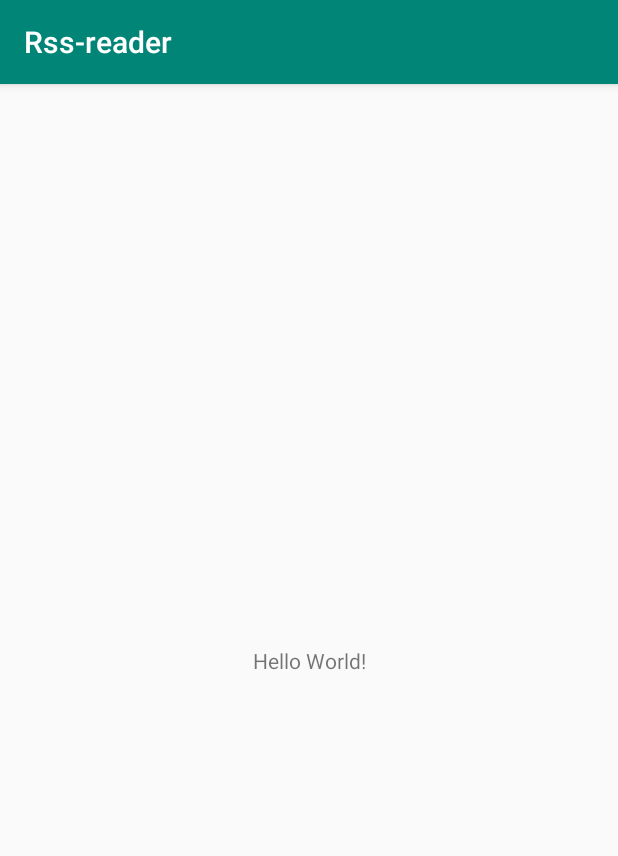
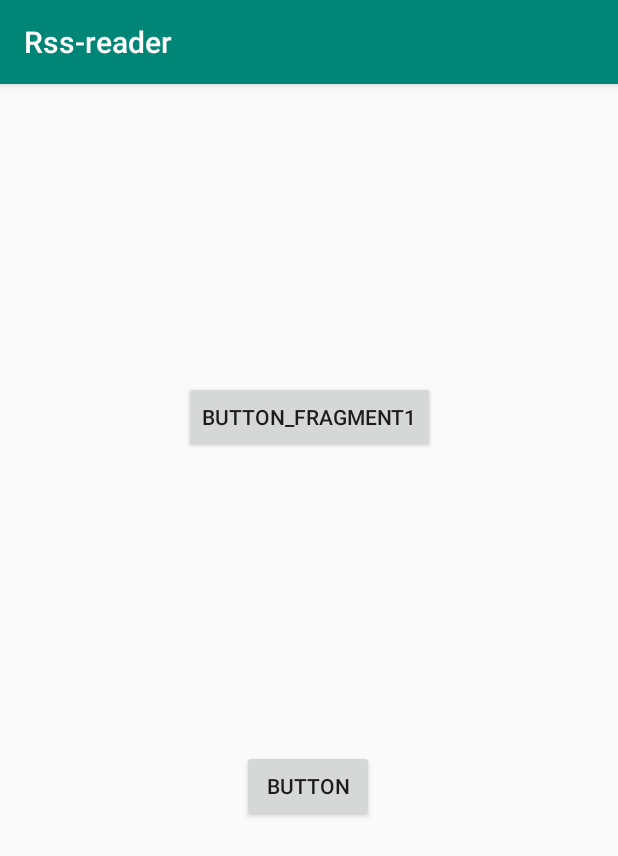
Before and after one commit to JaroslawJaniak/jaroslaw-rss-reader, an Android app: the screen it shows after launch (MainActivity), on a phone screen of 412 x 824 dp. Shown: the top 856 px of the screen. Run offline under Robolectric (Android 15) with nearby library versions, the phone set to English and light mode, and no system bars.

Commit message:
commit_2

```diff
--- a/app/src/main/AndroidManifest.xml
+++ b/app/src/main/AndroidManifest.xml
@@ -1,6 +1,8 @@
 <?xml version="1.0" encoding="utf-8"?>
 <manifest xmlns:android="http://schemas.android.com/apk/res/android"
           package="pl.mobileappacademy.rssreader">
+
+    <uses-permission android:name="android.permission.INTERNET"/>
 
     <application
             android:allowBackup="true"
--- a/app/src/main/java/pl/mobileappacademy/rssreader/MainActivity.kt
+++ b/app/src/main/java/pl/mobileappacademy/rssreader/MainActivity.kt
@@ -1,13 +1,14 @@
 package pl.mobileappacademy.rssreader
 
-import android.support.v7.app.AppCompatActivity
+
 import android.os.Bundle
+import androidx.appcompat.app.AppCompatActivity
 
 class MainActivity : AppCompatActivity() {
 
     override fun onCreate(savedInstanceState: Bundle?) {
         super.onCreate(savedInstanceState)
         setContentView(R.layout.activity_main)
-        //test
+
     }
 }
--- a/app/src/main/java/pl/mobileappacademy/rssreader/fragments/BlankFragment1ViewModel.kt
+++ b/app/src/main/java/pl/mobileappacademy/rssreader/fragments/BlankFragment1ViewModel.kt
@@ -1,4 +1,4 @@
-package pl.mobileappacademy.rssreader.Fragments
+package pl.mobileappacademy.rssreader.fragments
 
 import androidx.lifecycle.ViewModel;
 
--- a/app/src/main/java/pl/mobileappacademy/rssreader/fragments/BlankFragment2ViewModel.kt
+++ b/app/src/main/java/pl/mobileappacademy/rssreader/fragments/BlankFragment2ViewModel.kt
@@ -1,4 +1,4 @@
-package pl.mobileappacademy.rssreader.Fragments
+package pl.mobileappacademy.rssreader.fragments
 
 import androidx.lifecycle.ViewModel;
 
--- a/app/src/main/java/pl/mobileappacademy/rssreader/fragments/BlankFragment_1.kt
+++ b/app/src/main/java/pl/mobileappacademy/rssreader/fragments/BlankFragment_1.kt
@@ -1,4 +1,4 @@
-package pl.mobileappacademy.rssreader.Fragments
+package pl.mobileappacademy.rssreader.fragments
 
 import androidx.lifecycle.ViewModelProviders
 import android.os.Bundle
@@ -6,10 +6,14 @@ import androidx.fragment.app.Fragment
 import android.view.LayoutInflater
 import android.view.View
 import android.view.ViewGroup
+import androidx.navigation.Navigation
+import androidx.navigation.fragment.findNavController
+import kotlinx.android.synthetic.main.blank_fragment_1_fragment.*
 
 import pl.mobileappacademy.rssreader.R
 
 class BlankFragment_1 : Fragment() {
+
 
     companion object {
         fun newInstance() = BlankFragment_1()
@@ -21,6 +25,7 @@ class BlankFragment_1 : Fragment() {
         inflater: LayoutInflater, container: ViewGroup?,
         savedInstanceState: Bundle?
     ): View? {
+
         return inflater.inflate(R.layout.blank_fragment_1_fragment, container, false)
     }
 
@@ -28,6 +33,13 @@ class BlankFragment_1 : Fragment() {
         super.onActivityCreated(savedInstanceState)
         viewModel = ViewModelProviders.of(this).get(BlankFragment1ViewModel::class.java)
         // TODO: Use the ViewModel
+
+        button3.setOnClickListener(Navigation.createNavigateOnClickListener(R.id.blankFragment2, null))
+
+        button1.setOnClickListener {
+            findNavController().navigate(R.id.blankFragment2)
+        }
+
     }
 
 }
--- a/app/src/main/res/layout/activity_main.xml
+++ b/app/src/main/res/layout/activity_main.xml
@@ -1,5 +1,5 @@
 <?xml version="1.0" encoding="utf-8"?>
-<android.support.constraint.ConstraintLayout
+<androidx.constraintlayout.widget.ConstraintLayout
         xmlns:android="http://schemas.android.com/apk/res/android"
         xmlns:tools="http://schemas.android.com/tools"
         xmlns:app="http://schemas.android.com/apk/res-auto"
@@ -7,13 +7,19 @@
         android:layout_height="match_parent"
         tools:context=".MainActivity">
 
-    <TextView
-            android:layout_width="wrap_content"
-            android:layout_height="wrap_content"
-            android:text="Hello World!"
-            app:layout_constraintBottom_toBottomOf="parent"
+    <fragment
+            android:id="@+id/nav_host_fragment"
+            android:name="androidx.navigation.fragment.NavHostFragment"
+            android:layout_width="0dp"
+            android:layout_height="0dp"
             app:layout_constraintLeft_toLeftOf="parent"
             app:layout_constraintRight_toRightOf="parent"
-            app:layout_constraintTop_toTopOf="parent"/>
+            app:layout_constraintTop_toTopOf="parent"
+            app:layout_constraintBottom_toBottomOf="parent"
 
-</android.support.constraint.ConstraintLayout>
+            app:defaultNavHost="true"
+            app:navGraph="@navigation/nav_graph" />
+
+
+
+</androidx.constraintlayout.widget.ConstraintLayout>
--- a/app/src/main/res/layout/blank_fragment_1_fragment.xml
+++ b/app/src/main/res/layout/blank_fragment_1_fragment.xml
@@ -1,14 +1,28 @@
 <?xml version="1.0" encoding="utf-8"?>
-<FrameLayout
+<androidx.constraintlayout.widget.ConstraintLayout
         xmlns:android="http://schemas.android.com/apk/res/android"
-        xmlns:tools="http://schemas.android.com/tools"
+        xmlns:app="http://schemas.android.com/apk/res-auto" xmlns:tools="http://schemas.android.com/tools"
         android:layout_width="match_parent"
         android:layout_height="match_parent"
-        tools:context=".Fragments.BlankFragment_1">
+        tools:context=".fragments.BlankFragment_1">
 
-    <TextView
-            android:layout_width="match_parent"
-            android:layout_height="match_parent"
-            android:text="Hello"/>
+    <Button
+            android:text="Button_fragment1"
+            android:layout_width="wrap_content"
+            android:layout_height="wrap_content"
+            android:id="@+id/button1" android:layout_marginTop="8dp"
+            app:layout_constraintTop_toTopOf="parent" app:layout_constraintStart_toStartOf="parent"
+            android:layout_marginStart="8dp" app:layout_constraintEnd_toEndOf="parent" android:layout_marginEnd="8dp"
+            android:layout_marginBottom="8dp" app:layout_constraintBottom_toTopOf="@+id/button3"/>
+    <Button
+            android:text="Button"
+            android:layout_width="wrap_content"
+            android:layout_height="wrap_content"
+            android:id="@+id/button3"
+            app:layout_constraintStart_toStartOf="parent" android:layout_marginStart="8dp"
+            app:layout_constraintEnd_toEndOf="parent" android:layout_marginEnd="8dp" android:layout_marginBottom="276dp"
+            app:layout_constraintBottom_toBottomOf="parent" app:layout_constraintHorizontal_bias="0.498"/>
 
-</FrameLayout>
+
+
+</androidx.constraintlayout.widget.ConstraintLayout>
--- a/app/src/main/res/navigation/nav_graph.xml
+++ b/app/src/main/res/navigation/nav_graph.xml
@@ -1,6 +1,17 @@
 <?xml version="1.0" encoding="utf-8"?>
 <navigation xmlns:android="http://schemas.android.com/apk/res/android"
             xmlns:app="http://schemas.android.com/apk/res-auto"
-            android:id="@+id/nav_graph">
+            xmlns:tools="http://schemas.android.com/tools" android:id="@+id/nav_graph"
+            app:startDestination="@id/blankFragment_1">
 
+    <fragment android:id="@+id/blankFragment_1" android:name="pl.mobileappacademy.rssreader.fragments.BlankFragment_1"
+              android:label="blank_fragment_1_fragment" tools:layout="@layout/blank_fragment_1_fragment">
+
+        <action android:id="@+id/action_blankFragment_1_to_blankFragment2" app:destination="@id/blankFragment2"/>
+
+    </fragment>
+
+
+    <fragment android:id="@+id/blankFragment2" android:name="pl.mobileappacademy.rssreader.fragments.BlankFragment2"
+              android:label="blank_fragment2_fragment" tools:layout="@layout/blank_fragment2_fragment"/>
 </navigation>
--- a/gradle.properties
+++ b/gradle.properties
@@ -13,3 +13,5 @@ org.gradle.jvmargs=-Xmx1536m
 # org.gradle.parallel=true
 # Kotlin code style for this project: "official" or "obsolete":
 kotlin.code.style=official
+android.useAndroidX=true
+android.enableJetifier=true
```
Also changed, not shown: app/build.gradle (+26 -5 lines), app/src/main/java/pl/mobileappacademy/rssreader/fragments/BlankFragment2.kt (+11 -1 lines), app/src/main/res/layout/blank_fragment2_fragment.xml (+6 -5 lines), build.gradle (+7 -2 lines), gradle/wrapper/gradle-wrapper.properties.
